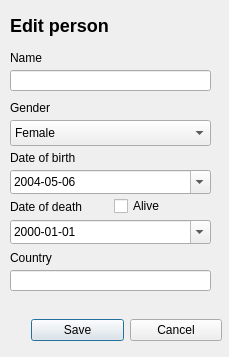
Indexu/Verklegt_Namskeid, file Verklegt_Namskeid-Skil3/Verklegt_Namskeid-Skil3/editpersondialog.ui: the form before one commit.
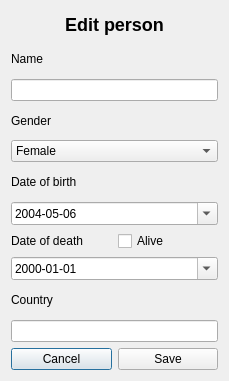
The form after the commit.

Commit message: Added edit to context menu

```diff
--- a/Verklegt_Namskeid-Skil3/Verklegt_Namskeid-Skil3/editpersondialog.ui
+++ b/Verklegt_Namskeid-Skil3/Verklegt_Namskeid-Skil3/editpersondialog.ui
@@ -7,171 +7,66 @@
     <x>0</x>
     <y>0</y>
     <width>229</width>
-    <height>357</height>
+    <height>381</height>
    </rect>
   </property>
   <property name="windowTitle">
    <string>Dialog</string>
   </property>
-  <widget class="QComboBox" name="editPersonGender">
-   <property name="geometry">
-    <rect>
-     <x>10</x>
-     <y>120</y>
-     <width>201</width>
-     <height>26</height>
-    </rect>
-   </property>
+  <layout class="QVBoxLayout" name="verticalLayout">
    <item>
-    <property name="text">
-     <string>Female</string>
-    </property>
-   </item>
-   <item>
-    <property name="text">
-     <string>Male</string>
-    </property>
-   </item>
-  </widget>
-  <widget class="QDateEdit" name="editPersonDateOfDeath">
-   <property name="geometry">
-    <rect>
-     <x>10</x>
-     <y>220</y>
-     <width>201</width>
-     <height>24</height>
-    </rect>
-   </property>
-   <property name="displayFormat">
-    <string>yyyy-MM-dd</string>
-   </property>
-   <property name="calendarPopup">
-    <bool>true</bool>
-   </property>
-  </widget>
   <widget class="QLabel" name="label">
-   <property name="geometry">
-    <rect>
-     <x>10</x>
-     <y>10</y>
-     <width>111</width>
-     <height>31</height>
-    </rect>
+     <property name="layoutDirection">
+      <enum>Qt::LeftToRight</enum>
    </property>
    <property name="text">
     <string>&lt;h2&gt;Edit person&lt;/h2&gt;</string>
    </property>
-  </widget>
-  <widget class="QLineEdit" name="editPersonNameField">
-   <property name="geometry">
-    <rect>
-     <x>10</x>
-     <y>70</y>
-     <width>201</width>
-     <height>21</height>
-    </rect>
-   </property>
-  </widget>
-  <widget class="QWidget" name="horizontalLayoutWidget">
-   <property name="geometry">
-    <rect>
-     <x>31</x>
-     <y>310</y>
-     <width>191</width>
-     <height>41</height>
-    </rect>
-   </property>
-   <layout class="QHBoxLayout" name="horizontalLayout">
-    <item>
-     <widget class="QPushButton" name="pushButton_2">
-      <property name="text">
-       <string>Save</string>
-      </property>
-     </widget>
+     <property name="alignment">
+      <set>Qt::AlignCenter</set>
+     </property>
+    </widget>
     </item>
     <item>
-     <widget class="QPushButton" name="pushButton">
-      <property name="text">
-       <string>Cancel</string>
-      </property>
-     </widget>
-    </item>
-   </layout>
-  </widget>
-  <widget class="QWidget" name="horizontalLayoutWidget_2">
-   <property name="geometry">
-    <rect>
-     <x>10</x>
-     <y>195</y>
-     <width>201</width>
-     <height>23</height>
-    </rect>
-   </property>
-   <layout class="QHBoxLayout" name="horizontalLayout_2">
-    <item>
-     <widget class="QLabel" name="label_5">
-      <property name="text">
-       <string>Date of death</string>
-      </property>
-     </widget>
-    </item>
-    <item>
-     <widget class="QCheckBox" name="aliveCheckBox">
-      <property name="text">
-       <string>Alive</string>
-      </property>
-     </widget>
-    </item>
-   </layout>
-  </widget>
   <widget class="QLabel" name="label_2">
-   <property name="geometry">
-    <rect>
-     <x>10</x>
-     <y>50</y>
-     <width>59</width>
-     <height>16</height>
-    </rect>
-   </property>
    <property name="text">
     <string>Name</string>
    </property>
   </widget>
-  <widget class="QLabel" name="label_6">
-   <property name="geometry">
-    <rect>
-     <x>10</x>
-     <y>250</y>
-     <width>59</width>
-     <height>16</height>
-    </rect>
-   </property>
-   <property name="text">
-    <string>Country</string>
-   </property>
-  </widget>
+   </item>
+   <item>
+    <widget class="QLineEdit" name="editPersonNameField"/>
+   </item>
+   <item>
   <widget class="QLabel" name="label_3">
-   <property name="geometry">
-    <rect>
-     <x>10</x>
-     <y>100</y>
-     <width>59</width>
-     <height>16</height>
-    </rect>
-   </property>
    <property name="text">
     <string>Gender</string>
    </property>
   </widget>
+   </item>
+   <item>
+    <widget class="QComboBox" name="editPersonGender">
+     <item>
+      <property name="text">
+       <string>Female</string>
+      </property>
+     </item>
+     <item>
+      <property name="text">
+       <string>Male</string>
+      </property>
+     </item>
+    </widget>
+   </item>
+   <item>
+    <widget class="QLabel" name="label_4">
+     <property name="text">
+      <string>Date of birth</string>
+     </property>
+    </widget>
+   </item>
+   <item>
   <widget class="QDateEdit" name="editPersonDateOfBirth">
-   <property name="geometry">
-    <rect>
-     <x>10</x>
-     <y>170</y>
-     <width>201</width>
-     <height>24</height>
-    </rect>
-   </property>
    <property name="dateTime">
     <datetime>
      <hour>0</hour>
@@ -189,30 +84,81 @@
     <bool>true</bool>
    </property>
   </widget>
-  <widget class="QLabel" name="label_4">
-   <property name="geometry">
-    <rect>
-     <x>10</x>
-     <y>150</y>
-     <width>81</width>
-     <height>16</height>
-    </rect>
-   </property>
+   </item>
+   <item>
+    <layout class="QHBoxLayout" name="horizontalLayout_2">
+     <item>
+      <widget class="QLabel" name="label_5">
+       <property name="text">
+        <string>Date of death</string>
+       </property>
+      </widget>
+     </item>
+     <item>
+      <widget class="QCheckBox" name="aliveCheckBox">
    <property name="text">
-    <string>Date of birth</string>
-   </property>
-  </widget>
-  <widget class="QLineEdit" name="editPersonCountryField">
-   <property name="geometry">
-    <rect>
-     <x>10</x>
-     <y>270</y>
-     <width>201</width>
-     <height>21</height>
-    </rect>
-   </property>
-  </widget>
- </widget>
+        <string>Alive</string>
+       </property>
+      </widget>
+     </item>
+    </layout>
+   </item>
+   <item>
+    <widget class="QDateEdit" name="editPersonDateOfDeath">
+     <property name="displayFormat">
+      <string>yyyy-MM-dd</string>
+     </property>
+     <property name="calendarPopup">
+      <bool>true</bool>
+     </property>
+    </widget>
+   </item>
+   <item>
+    <widget class="QLabel" name="label_6">
+     <property name="text">
+      <string>Country</string>
+     </property>
+    </widget>
+   </item>
+   <item>
+    <widget class="QLineEdit" name="editPersonCountryField"/>
+   </item>
+   <item>
+    <layout class="QHBoxLayout" name="horizontalLayout">
+     <item>
+      <widget class="QPushButton" name="pushButton">
+       <property name="text">
+        <string>Cancel</string>
+       </property>
+       <property name="default">
+        <bool>true</bool>
+       </property>
+      </widget>
+     </item>
+     <item>
+      <widget class="QPushButton" name="pushButton_2">
+       <property name="text">
+        <string>Save</string>
+       </property>
+       <property name="default">
+        <bool>false</bool>
+       </property>
+      </widget>
+     </item>
+    </layout>
+   </item>
+  </layout>
+ </widget>
+ <tabstops>
+  <tabstop>editPersonNameField</tabstop>
+  <tabstop>editPersonGender</tabstop>
+  <tabstop>editPersonDateOfBirth</tabstop>
+  <tabstop>aliveCheckBox</tabstop>
+  <tabstop>editPersonDateOfDeath</tabstop>
+  <tabstop>editPersonCountryField</tabstop>
+  <tabstop>pushButton</tabstop>
+  <tabstop>pushButton_2</tabstop>
+ </tabstops>
  <resources/>
  <connections/>
 </ui>
```
Left out of the diff: 2 changed lines with no effect on the pictures. Lines whose indentation alone changed are shown as unchanged. The commit also changes 5 other files.
